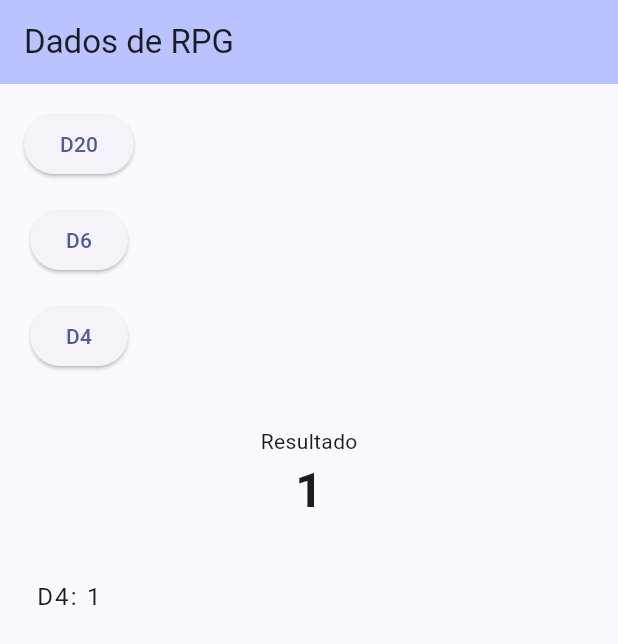
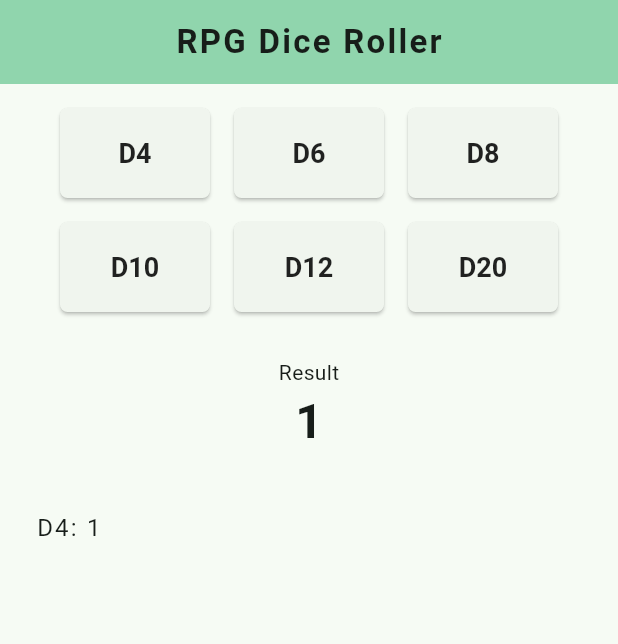
Before and after one commit to oAnthonyG/project_rpg_dice, a Flutter app: the screen it shows after launch, after a tap on "D4", on a phone screen of 412 x 824 dp. Shown: the top 644 px of the screen. Run offline on Flutter 3.47's test engine with Material 3 defaults, Android fonts, the phone set to English and light mode, and no system bars.

Commit message:
refactor: reorganizes functions and improves readability.

```diff
--- a/lib/main.dart
+++ b/lib/main.dart
@@ -1,5 +1,6 @@
 import 'package:flutter/material.dart';
-import 'dart:math';
+
+import 'package:project_rpg_dice/pages/home_page.dart';
 
 void main() {
   runApp(const MyApp());
@@ -11,105 +12,10 @@ class MyApp extends StatelessWidget {
   @override
   Widget build(BuildContext context) {
     return MaterialApp(
-      title: 'Flutter Demo',
       theme: ThemeData(
-        colorScheme: ColorScheme.fromSeed(seedColor: Colors.indigoAccent),
+        colorScheme: ColorScheme.fromSeed(seedColor: Colors.greenAccent),
       ),
-      home: const MyHomePage(title: 'Dados de RPG'),
+      home: MyHomePage(title: 'RPG Dice Roller'),
     );
   }
 }
-
-class MyHomePage extends StatefulWidget {
-  const MyHomePage({super.key, required this.title});
-
-  final String title;
-
-  @override
-  State<MyHomePage> createState() => _MyHomePageState();
-}
-
-class _MyHomePageState extends State<MyHomePage> {
-  String _resultado = '0';
-  final List<String> _historico = [];
-
-  void rollD(int dado) {
-    setState(() {
-      _resultado = (Random().nextInt(dado) + 1).toString();
-      _historico.insert(0, 'D$dado: $_resultado');
-    });
-  }
-
-  @override
-  Widget build(BuildContext context) {
-    return Scaffold(
-      appBar: AppBar(
-        backgroundColor: Theme.of(context).colorScheme.inversePrimary,
-
-        title: Text(widget.title),
-      ),
-      body: Column(
-        children: [
-          Padding(
-            padding: const EdgeInsets.all(8.0),
-            child: Row(
-              mainAxisAlignment: MainAxisAlignment.start,
-              children: [
-                Column(
-                  children: [
-                    Padding(
-                      padding: const EdgeInsets.all(8.0),
-                      child: ElevatedButton(
-                        onPressed: () => rollD(20),
-                        child: Text('D20'),
-
-                      ),
-                    ),
-                    Padding(
-                      padding: const EdgeInsets.all(8.0),
-                      child: ElevatedButton(
-                        onPressed: () => rollD(6),
-                        child: Text('D6'),
-                      ),
-                    ),
-                    Padding(
-                      padding: const EdgeInsets.all(8.0),
-                      child: ElevatedButton(
-                        onPressed: () => rollD(4),
-                        child: Text('D4'),
-                      ),
-                    ),
-                  ],
-                ),
-              ],
-            ),
-          ),
-          SizedBox(height: 20),
-
-          Column(
-            children: [
-              Text('Resultado'),
-              Text(
-                _resultado,
-                style: TextStyle(fontSize: 32, fontWeight: FontWeight.bold),
-              ),
-            ],
-          ),
-
-          SizedBox(height: 20),
-
-          Expanded(
-
-            child: ListView.builder(
-              padding: EdgeInsetsGeometry.directional(start: 8),
-              itemCount: _historico.length,
-              itemBuilder: (context, index) {
-                return ListTile(title: Text(_historico[index], style: TextStyle(letterSpacing: 1.5,),));
-              },
-            ),
-          ),
-        ],
-      ),
-    );
-  }
-}
--- a/lib/pages/home_page.dart
+++ b/lib/pages/home_page.dart
@@ -13,12 +13,29 @@ class MyHomePage extends StatefulWidget {
 class _MyHomePageState extends State<MyHomePage> {
   String _result = '0';
   final List<String> _history = [];
+  final List<int> _diceValues = [4, 6, 8, 10, 12, 20];
 
-  void rollD(int dado) {
+  void _rollD(int dice) {
     setState(() {
-      _result = (Random().nextInt(dado) + 1).toString();
-      _history.insert(0, 'D$dado: $_result');
+      _result = (Random().nextInt(dice) + 1).toString();
+      _history.insert(0, 'D$dice: $_result');
+
+      if (_history.length > 20) {
+        _history.removeLast();
+      }
     });
+  }
+
+  Widget _boxDice(int dice) {
+    return ElevatedButton(
+      onPressed: () => _rollD(dice),
+      style: ElevatedButton.styleFrom(
+        textStyle: const TextStyle(fontWeight: FontWeight.bold, fontSize: 18),
+        minimumSize: const Size(100, 60),
+        shape: RoundedRectangleBorder(borderRadius: BorderRadius.circular(5)),
+      ),
+      child: Text('D$dice', style: const TextStyle(color: Colors.black87)),
+    );
   }
 
   @override
@@ -28,70 +45,56 @@ class _MyHomePageState extends State<MyHomePage> {
         backgroundColor: Theme.of(context).colorScheme.inversePrimary,
         title: Text(
           widget.title,
-          style: TextStyle(letterSpacing: 1.5, fontWeight: FontWeight.bold),
+          style: const TextStyle(
+            letterSpacing: 1.5,
+            fontWeight: FontWeight.bold,
+          ),
         ),
         centerTitle: true,
       ),
       body: Column(
         children: [
-          Padding(
-            padding: const EdgeInsets.all(8.0),
-            child: Row(
-              mainAxisAlignment: MainAxisAlignment.start,
-              children: [rollDices()],
-            ),
+          const SizedBox(height: 16),
+          Wrap(
+            spacing: 16.0,
+            runSpacing: 16.0,
+            alignment: WrapAlignment.center,
+            children: _diceValues.map((value) => _boxDice(value)).toList(),
           ),
-          SizedBox(height: 20),
+          const SizedBox(height: 30),
           Column(
             children: [
-              Text('Result'),
+              const Text('Result'),
               Text(
                 _result,
-                style: TextStyle(fontSize: 32, fontWeight: FontWeight.bold),
+                style: const TextStyle(
+                  fontSize: 32,
+                  fontWeight: FontWeight.bold,
+                ),
               ),
             ],
           ),
-          SizedBox(height: 20),
-          history(),
+          const SizedBox(height: 20),
+          _buildHistory(),
         ],
       ),
     );
   }
 
-  Expanded history() {
+  Expanded _buildHistory() {
     return Expanded(
       child: ListView.builder(
-        padding: EdgeInsetsGeometry.directional(start: 8),
-        itemCount: _history.length < 20 ? _history.length : 20,
-
+        padding: const EdgeInsets.symmetric(horizontal: 8),
+        itemCount: _history.length,
         itemBuilder: (context, index) {
           return ListTile(
             title: Text(
               _history[index],
-              style: TextStyle(letterSpacing: 1.5),
+              style: const TextStyle(letterSpacing: 1.5),
             ),
           );
         },
       ),
     );
   }
-
-  Column rollDices() {
-    return Column(
-      children: [
-        Padding(
-          padding: const EdgeInsets.all(8.0),
-          child: ElevatedButton(onPressed: () => rollD(20), child: Text('D20')),
-        ),
-        Padding(
-          padding: const EdgeInsets.all(8.0),
-          child: ElevatedButton(onPressed: () => rollD(6), child: Text('D6')),
-        ),
-        Padding(
-          padding: const EdgeInsets.all(8.0),
-          child: ElevatedButton(onPressed: () => rollD(4), child: Text('D4')),
-        ),
-      ],
-    );
-  }
 }
--- a/pubspec.yaml
+++ b/pubspec.yaml
@@ -58,8 +58,8 @@ flutter:
   uses-material-design: true
 
   # To add assets to your application, add an assets section, like this:
-  # assets:
-  #   - images/a_dot_burr.jpeg
+  #assets:
+  #  - lib/assets/d20.png
   #   - images/a_dot_ham.jpeg
 
   # An image asset can refer to one or more resolution-specific "variants", see
```
Also changed, not shown: lib/assets/d20.png (added).
